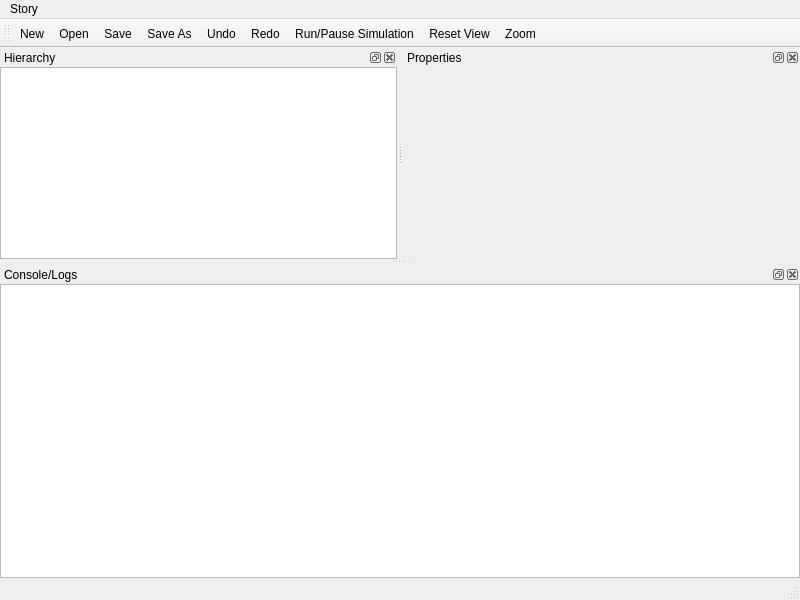
Above: ui/mainwindow.ui from LaverBen/RF-Model before the change. Below: the same form after it.
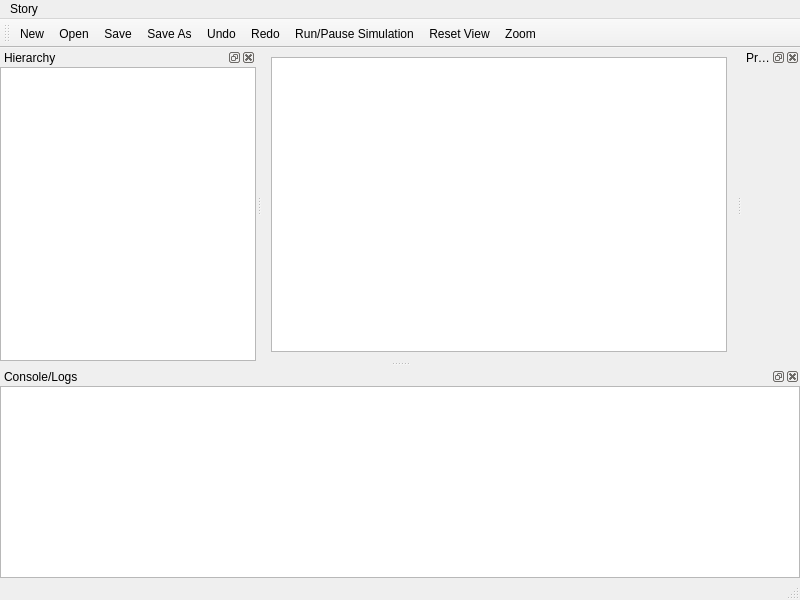
That is the form after the change.

Commit message: Ensure dock widgets start docked in main window

```diff
--- a/ui/mainwindow.ui
+++ b/ui/mainwindow.ui
@@ -13,7 +13,21 @@
   <property name="windowTitle">
    <string>MainWindow</string>
   </property>
-  <widget class="QGraphicsView" name="sceneView"/>
+  <widget class="QWidget" name="centralwidget">
+   <layout class="QVBoxLayout" name="verticalLayout">
+    <property name="contentsMargins">
+     <rect>
+      <x>0</x>
+      <y>0</y>
+      <width>0</width>
+      <height>0</height>
+     </rect>
+    </property>
+    <item>
+     <widget class="QGraphicsView" name="sceneView"/>
+    </item>
+   </layout>
+  </widget>
   <widget class="QMenuBar" name="menubar">
    <property name="geometry">
     <rect>
```
Left out of the diff: 9 changed lines with no effect on the pictures.
